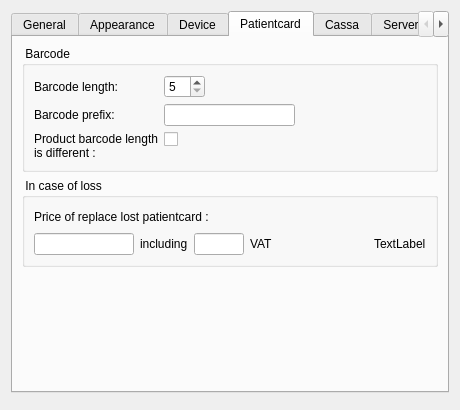
Old version of the form client/dlgpreferences.ui in the repository tbikfalvi/Belenus.
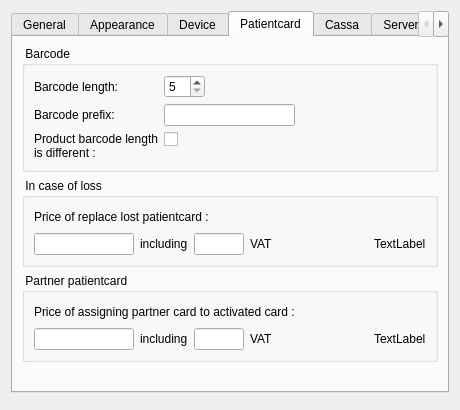
New version of the form. The open tabs and pages were chosen to show the change.

```diff
--- a/client/dlgpreferences.ui
+++ b/client/dlgpreferences.ui
@@ -1008,6 +1008,109 @@
          </layout>
         </widget>
        </item>
+       <item>
+        <widget class="QGroupBox" name="gbPartnerCard">
+         <property name="title">
+          <string> Partner patientcard </string>
+         </property>
+         <layout class="QVBoxLayout" name="verticalLayout_16">
+          <item>
+           <layout class="QHBoxLayout" name="horizontalLayout_19">
+            <item>
+             <widget class="QLabel" name="lblPricePartner">
+              <property name="text">
+               <string>Price of assigning partner card to activated card :</string>
+              </property>
+             </widget>
+            </item>
+            <item>
+             <spacer name="horizontalSpacer_14">
+              <property name="orientation">
+               <enum>Qt::Horizontal</enum>
+              </property>
+              <property name="sizeHint" stdset="0">
+               <size>
+                <width>40</width>
+                <height>20</height>
+               </size>
+              </property>
+             </spacer>
+            </item>
+           </layout>
+          </item>
+          <item>
+           <layout class="QHBoxLayout" name="horizontalLayout_20">
+            <item>
+             <widget class="QLineEdit" name="ledPCPartnerPrice">
+              <property name="sizePolicy">
+               <sizepolicy hsizetype="Fixed" vsizetype="Fixed">
+                <horstretch>0</horstretch>
+                <verstretch>0</verstretch>
+               </sizepolicy>
+              </property>
+              <property name="maximumSize">
+               <size>
+                <width>100</width>
+                <height>16777215</height>
+               </size>
+              </property>
+             </widget>
+            </item>
+            <item>
+             <widget class="QLabel" name="lblIncludingPartner">
+              <property name="text">
+               <string>including</string>
+              </property>
+             </widget>
+            </item>
+            <item>
+             <widget class="QLineEdit" name="ledPCPartnerVatpercent">
+              <property name="sizePolicy">
+               <sizepolicy hsizetype="Fixed" vsizetype="Fixed">
+                <horstretch>0</horstretch>
+                <verstretch>0</verstretch>
+               </sizepolicy>
+              </property>
+              <property name="maximumSize">
+               <size>
+                <width>50</width>
+                <height>16777215</height>
+               </size>
+              </property>
+             </widget>
+            </item>
+            <item>
+             <widget class="QLabel" name="lblVATPartner">
+              <property name="text">
+               <string>VAT</string>
+              </property>
+             </widget>
+            </item>
+            <item>
+             <spacer name="horizontalSpacer_15">
+              <property name="orientation">
+               <enum>Qt::Horizontal</enum>
+              </property>
+              <property name="sizeHint" stdset="0">
+               <size>
+                <width>40</width>
+                <height>20</height>
+               </size>
+              </property>
+             </spacer>
+            </item>
+            <item>
+             <widget class="QLabel" name="lblPCPartnerPriceFull">
+              <property name="text">
+               <string>TextLabel</string>
+              </property>
+             </widget>
+            </item>
+           </layout>
+          </item>
+         </layout>
+        </widget>
+       </item>
        <item>
         <spacer name="verticalSpacer_6">
          <property name="orientation">
```
Left out of the diff: 2 changed lines with no effect on the pictures.
